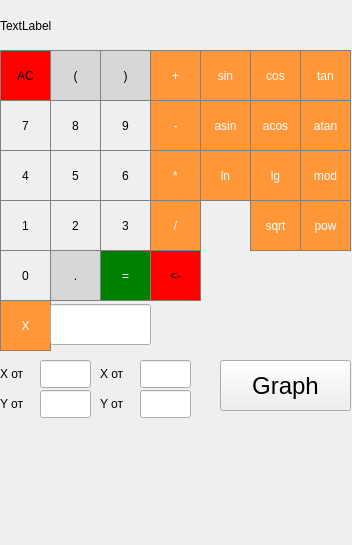
Old version of the form src/mainwindow.ui in the repository KolyaDavydov/SmartCalc_v1.
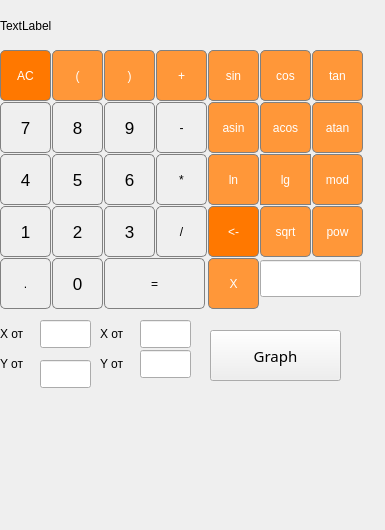
New version of the form.

Patch:
```diff
--- a/src/mainwindow.ui
+++ b/src/mainwindow.ui
@@ -6,26 +6,42 @@
    <rect>
     <x>0</x>
     <y>0</y>
-    <width>352</width>
-    <height>545</height>
+    <width>385</width>
+    <height>530</height>
    </rect>
   </property>
   <property name="windowTitle">
    <string>MainWindow</string>
   </property>
+  <property name="styleSheet">
+   <string notr="true">font: 75 11pt &quot;Mukti&quot;;</string>
+  </property>
   <widget class="QWidget" name="centralwidget">
    <widget class="QPushButton" name="pushButton_1">
     <property name="geometry">
      <rect>
       <x>0</x>
-      <y>200</y>
+      <y>206</y>
       <width>51</width>
       <height>51</height>
      </rect>
     </property>
+    <property name="font">
+     <font>
+      <family>Ubuntu</family>
+      <pointsize>13</pointsize>
+      <weight>9</weight>
+      <italic>false</italic>
+      <bold>false</bold>
+     </font>
+    </property>
     <property name="styleSheet">
      <string notr="true">QPushButton {
+	font: 75 13pt &quot;C059&quot;;
+	font: 75 12pt &quot;Vemana2000&quot;;
+	font: 75 13pt &quot;Ubuntu&quot;;
 	border: 1px solid gray;
+border-radius: 5px;
 }
 QPushButton:pressed {
 	background-color: qlineargradient(x1: 0, y1: 0, x2: 0, y2: 1, stop: 0 #dadbde, stop: 1 #f6f7fa);
@@ -38,15 +54,28 @@
    <widget class="QPushButton" name="pushButton_2">
     <property name="geometry">
      <rect>
-      <x>50</x>
-      <y>200</y>
+      <x>52</x>
+      <y>206</y>
       <width>51</width>
       <height>51</height>
      </rect>
     </property>
+    <property name="font">
+     <font>
+      <family>Ubuntu</family>
+      <pointsize>13</pointsize>
+      <weight>9</weight>
+      <italic>false</italic>
+      <bold>false</bold>
+     </font>
+    </property>
     <property name="styleSheet">
      <string notr="true">QPushButton {
+	font: 75 13pt &quot;C059&quot;;
+	font: 75 12pt &quot;Vemana2000&quot;;
+	font: 75 13pt &quot;Ubuntu&quot;;
 	border: 1px solid gray;
+border-radius: 5px;
 }
 QPushButton:pressed {
 	background-color: qlineargradient(x1: 0, y1: 0, x2: 0, y2: 1, stop: 0 #dadbde, stop: 1 #f6f7fa);
@@ -59,15 +88,28 @@
    <widget class="QPushButton" name="pushButton_3">
     <property name="geometry">
      <rect>
-      <x>100</x>
-      <y>200</y>
+      <x>104</x>
+      <y>206</y>
       <width>51</width>
       <height>51</height>
      </rect>
     </property>
+    <property name="font">
+     <font>
+      <family>Ubuntu</family>
+      <pointsize>13</pointsize>
+      <weight>9</weight>
+      <italic>false</italic>
+      <bold>false</bold>
+     </font>
+    </property>
     <property name="styleSheet">
      <string notr="true">QPushButton {
+	font: 75 13pt &quot;C059&quot;;
+	font: 75 12pt &quot;Vemana2000&quot;;
+	font: 75 13pt &quot;Ubuntu&quot;;
 	border: 1px solid gray;
+border-radius: 5px;
 }
 QPushButton:pressed {
 	background-color: qlineargradient(x1: 0, y1: 0, x2: 0, y2: 1, stop: 0 #dadbde, stop: 1 #f6f7fa);
@@ -81,14 +123,27 @@
     <property name="geometry">
      <rect>
       <x>0</x>
-      <y>150</y>
+      <y>154</y>
       <width>51</width>
       <height>51</height>
      </rect>
     </property>
+    <property name="font">
+     <font>
+      <family>Ubuntu</family>
+      <pointsize>13</pointsize>
+      <weight>9</weight>
+      <italic>false</italic>
+      <bold>false</bold>
+     </font>
+    </property>
     <property name="styleSheet">
      <string notr="true">QPushButton {
+	font: 75 13pt &quot;C059&quot;;
+	font: 75 12pt &quot;Vemana2000&quot;;
+	font: 75 13pt &quot;Ubuntu&quot;;
 	border: 1px solid gray;
+border-radius: 5px;
 }
 QPushButton:pressed {
 	background-color: qlineargradient(x1: 0, y1: 0, x2: 0, y2: 1, stop: 0 #dadbde, stop: 1 #f6f7fa);
@@ -101,15 +156,28 @@
    <widget class="QPushButton" name="pushButton_5">
     <property name="geometry">
      <rect>
-      <x>50</x>
-      <y>150</y>
+      <x>52</x>
+      <y>154</y>
       <width>51</width>
       <height>51</height>
      </rect>
     </property>
+    <property name="font">
+     <font>
+      <family>Ubuntu</family>
+      <pointsize>13</pointsize>
+      <weight>9</weight>
+      <italic>false</italic>
+      <bold>false</bold>
+     </font>
+    </property>
     <property name="styleSheet">
      <string notr="true">QPushButton {
+	font: 75 13pt &quot;C059&quot;;
+	font: 75 12pt &quot;Vemana2000&quot;;
+	font: 75 13pt &quot;Ubuntu&quot;;
 	border: 1px solid gray;
+border-radius: 5px;
 }
 QPushButton:pressed {
 	background-color: qlineargradient(x1: 0, y1: 0, x2: 0, y2: 1, stop: 0 #dadbde, stop: 1 #f6f7fa);
@@ -122,15 +190,28 @@
    <widget class="QPushButton" name="pushButton_6">
     <property name="geometry">
      <rect>
-      <x>100</x>
-      <y>150</y>
+      <x>104</x>
+      <y>154</y>
       <width>51</width>
       <height>51</height>
      </rect>
     </property>
+    <property name="font">
+     <font>
+      <family>Ubuntu</family>
+      <pointsize>13</pointsize>
+      <weight>9</weight>
+      <italic>false</italic>
+      <bold>false</bold>
+     </font>
+    </property>
     <property name="styleSheet">
      <string notr="true">QPushButton {
+	font: 75 13pt &quot;C059&quot;;
+	font: 75 12pt &quot;Vemana2000&quot;;
+	font: 75 13pt &quot;Ubuntu&quot;;
 	border: 1px solid gray;
+border-radius: 5px;
 }
 QPushButton:pressed {
 	background-color: qlineargradient(x1: 0, y1: 0, x2: 0, y2: 1, stop: 0 #dadbde, stop: 1 #f6f7fa);
@@ -143,15 +224,28 @@
    <widget class="QPushButton" name="pushButton_7">
     <property name="geometry">
      <rect>
-      <x>50</x>
-      <y>100</y>
+      <x>52</x>
+      <y>102</y>
       <width>51</width>
       <height>51</height>
      </rect>
     </property>
+    <property name="font">
+     <font>
+      <family>Ubuntu</family>
+      <pointsize>13</pointsize>
+      <weight>9</weight>
+      <italic>false</italic>
+      <bold>false</bold>
+     </font>
+    </property>
     <property name="styleSheet">
      <string notr="true">QPushButton {
+	font: 75 13pt &quot;C059&quot;;
+	font: 75 12pt &quot;Vemana2000&quot;;
+	font: 75 13pt &quot;Ubuntu&quot;;
 	border: 1px solid gray;
+border-radius: 5px;
 }
 QPushButton:pressed {
 	background-color: qlineargradient(x1: 0, y1: 0, x2: 0, y2: 1, stop: 0 #dadbde, stop: 1 #f6f7fa);
@@ -165,14 +259,27 @@
     <property name="geometry">
      <rect>
       <x>0</x>
-      <y>100</y>
+      <y>102</y>
       <width>51</width>
       <height>51</height>
      </rect>
     </property>
+    <property name="font">
+     <font>
+      <family>Ubuntu</family>
+      <pointsize>13</pointsize>
+      <weight>9</weight>
+      <italic>false</italic>
+      <bold>false</bold>
+     </font>
+    </property>
     <property name="styleSheet">
      <string notr="true">QPushButton {
+	font: 75 13pt &quot;C059&quot;;
+	font: 75 12pt &quot;Vemana2000&quot;;
+	font: 75 13pt &quot;Ubuntu&quot;;
 	border: 1px solid gray;
+border-radius: 5px;
 }
 QPushButton:pressed {
 	background-color: qlineargradient(x1: 0, y1: 0, x2: 0, y2: 1, stop: 0 #dadbde, stop: 1 #f6f7fa);
@@ -185,15 +292,28 @@
    <widget class="QPushButton" name="pushButton_9">
     <property name="geometry">
      <rect>
-      <x>100</x>
-      <y>100</y>
+      <x>104</x>
+      <y>102</y>
       <width>51</width>
       <height>51</height>
      </rect>
     </property>
+    <property name="font">
+     <font>
+      <family>Ubuntu</family>
+      <pointsize>13</pointsize>
+      <weight>9</weight>
+      <italic>false</italic>
+      <bold>false</bold>
+     </font>
+    </property>
     <property name="styleSheet">
      <string notr="true">QPushButton {
+	font: 75 13pt &quot;C059&quot;;
+	font: 75 12pt &quot;Vemana2000&quot;;
+	font: 75 13pt &quot;Ubuntu&quot;;
 	border: 1px solid gray;
+border-radius: 5px;
 }
 QPushButton:pressed {
 	background-color: qlineargradient(x1: 0, y1: 0, x2: 0, y2: 1, stop: 0 #dadbde, stop: 1 #f6f7fa);
@@ -214,9 +334,12 @@
     </property>
     <property name="styleSheet">
      <string notr="true">QPushButton {
-  background-color: red;
+	background-color: rgb(255, 120, 0);
+  color: white; 
   border: 1px solid gray;
+border-radius: 5px;
 }
+
 QPushButton:pressed {
     background-color: qlineargradient(x1: 0, y1: 0, x2: 0, y2: 1,
                                       stop: 0 #BEBEBE, stop: 1 #D7D7D7);
@@ -229,17 +352,26 @@
    <widget class="QPushButton" name="pushButton_openBr">
     <property name="geometry">
      <rect>
-      <x>50</x>
+      <x>52</x>
       <y>50</y>
       <width>51</width>
       <height>51</height>
      </rect>
     </property>
+    <property name="sizePolicy">
+     <sizepolicy hsizetype="Minimum" vsizetype="Fixed">
+      <horstretch>0</horstretch>
+      <verstretch>0</verstretch>
+     </sizepolicy>
+    </property>
     <property name="styleSheet">
      <string notr="true">QPushButton {
-  background-color: rgb(215, 215, 215);
+  background-color: rgb(255, 151, 57);
+  color: white; 
   border: 1px solid gray;
+border-radius: 5px;
 }
+
 QPushButton:pressed {
     background-color: qlineargradient(x1: 0, y1: 0, x2: 0, y2: 1,
                                       stop: 0 #BEBEBE, stop: 1 #D7D7D7);
@@ -252,7 +384,7 @@
    <widget class="QPushButton" name="pushButton_closeBr">
     <property name="geometry">
      <rect>
-      <x>100</x>
+      <x>104</x>
       <y>50</y>
       <width>51</width>
       <height>51</height>
@@ -260,9 +392,12 @@
     </property>
     <property name="styleSheet">
      <string notr="true">QPushButton {
-  background-color: rgb(215, 215, 215);
+  background-color: rgb(255, 151, 57);
+  color: white; 
   border: 1px solid gray;
+border-radius: 5px;
 }
+
 QPushButton:pressed {
     background-color: qlineargradient(x1: 0, y1: 0, x2: 0, y2: 1,
                                       stop: 0 #BEBEBE, stop: 1 #D7D7D7);
@@ -275,15 +410,28 @@
    <widget class="QPushButton" name="pushButton_0">
     <property name="geometry">
      <rect>
-      <x>0</x>
-      <y>250</y>
+      <x>52</x>
+      <y>258</y>
       <width>51</width>
       <height>51</height>
      </rect>
     </property>
+    <property name="font">
+     <font>
+      <family>Ubuntu</family>
+      <pointsize>13</pointsize>
+      <weight>9</weight>
+      <italic>false</italic>
+      <bold>false</bold>
+     </font>
+    </property>
     <property name="styleSheet">
      <string notr="true">QPushButton {
+	font: 75 13pt &quot;C059&quot;;
+	font: 75 12pt &quot;Vemana2000&quot;;
+	font: 75 13pt &quot;Ubuntu&quot;;
 	border: 1px solid gray;
+border-radius: 5px;
 }
 QPushButton:pressed {
 	background-color: qlineargradient(x1: 0, y1: 0, x2: 0, y2: 1, stop: 0 #dadbde, stop: 1 #f6f7fa);
@@ -296,16 +444,16 @@
    <widget class="QPushButton" name="pushButton_dot">
     <property name="geometry">
      <rect>
-      <x>50</x>
-      <y>250</y>
+      <x>0</x>
+      <y>258</y>
       <width>51</width>
       <height>51</height>
      </rect>
     </property>
     <property name="styleSheet">
      <string notr="true">QPushButton {
-  background-color: rgb(215, 215, 215);
-  border: 1px solid gray;
+	border: 1px solid gray;
+border-radius: 5px;
 }
 QPushButton:pressed {
     background-color: qlineargradient(x1: 0, y1: 0, x2: 0, y2: 1,
@@ -319,19 +467,17 @@
    <widget class="QPushButton" name="pushButton_equal">
     <property name="geometry">
      <rect>
-      <x>100</x>
-      <y>250</y>
-      <width>51</width>
+      <x>104</x>
+      <y>258</y>
+      <width>101</width>
       <height>51</height>
      </rect>
     </property>
     <property name="styleSheet">
      <string notr="true">QPushButton {
-  background-color: green;
-  color: white; 
-  border: 1px solid gray;
+	border: 1px solid gray;
+border-radius: 5px;
 }
-
 QPushButton:pressed {
     background-color: qlineargradient(x1: 0, y1: 0, x2: 0, y2: 1,
                                       stop: 0 #FF7832, stop: 1 #FF9739);
@@ -344,7 +490,7 @@
    <widget class="QPushButton" name="pushButton_plus">
     <property name="geometry">
      <rect>
-      <x>150</x>
+      <x>156</x>
       <y>50</y>
       <width>51</width>
       <height>51</height>
@@ -355,6 +501,7 @@
   background-color: rgb(255, 151, 57);
   color: white; 
   border: 1px solid gray;
+border-radius: 5px;
 }
 
 QPushButton:pressed {
@@ -369,19 +516,17 @@
    <widget class="QPushButton" name="pushButton_minus">
     <property name="geometry">
      <rect>
-      <x>150</x>
-      <y>100</y>
+      <x>156</x>
+      <y>102</y>
       <width>51</width>
       <height>51</height>
      </rect>
     </property>
     <property name="styleSheet">
      <string notr="true">QPushButton {
-  background-color: rgb(255, 151, 57);
-  color: white; 
-  border: 1px solid gray;
+	border: 1px solid gray;
+border-radius: 5px;
 }
-
 QPushButton:pressed {
     background-color: qlineargradient(x1: 0, y1: 0, x2: 0, y2: 1,
                                       stop: 0 #FF7832, stop: 1 #FF9739);
@@ -394,19 +539,17 @@
    <widget class="QPushButton" name="pushButton_div">
     <property name="geometry">
      <rect>
-      <x>150</x>
-      <y>200</y>
+      <x>156</x>
+      <y>206</y>
       <width>51</width>
       <height>51</height>
      </rect>
     </property>
     <property name="styleSheet">
      <string notr="true">QPushButton {
-  background-color: rgb(255, 151, 57);
-  color: white; 
-  border: 1px solid gray;
+	border: 1px solid gray;
+border-radius: 5px;
 }
-
 QPushButton:pressed {
     background-color: qlineargradient(x1: 0, y1: 0, x2: 0, y2: 1,
                                       stop: 0 #FF7832, stop: 1 #FF9739);
@@ -419,8 +562,8 @@
    <widget class="QPushButton" name="pushButton_mod">
     <property name="geometry">
      <rect>
-      <x>300</x>
-      <y>150</y>
+      <x>312</x>
+      <y>154</y>
       <width>51</width>
       <height>51</height>
      </rect>
@@ -430,6 +573,7 @@
   background-color: rgb(255, 151, 57);
   color: white; 
   border: 1px solid gray;
+border-radius: 5px;
 }
 
 QPushButton:pressed {
@@ -444,7 +588,7 @@
    <widget class="QPushButton" name="pushButton_sin">
     <property name="geometry">
      <rect>
-      <x>200</x>
+      <x>208</x>
       <y>50</y>
       <width>51</width>
       <height>51</height>
@@ -455,6 +599,7 @@
   background-color: rgb(255, 151, 57);
   color: white; 
   border: 1px solid gray;
+border-radius: 5px;
 }
 
 QPushButton:pressed {
@@ -469,8 +614,8 @@
    <widget class="QPushButton" name="pushButton_asin">
     <property name="geometry">
      <rect>
-      <x>200</x>
-      <y>100</y>
+      <x>208</x>
+      <y>102</y>
       <width>51</width>
       <height>51</height>
      </rect>
@@ -480,6 +625,7 @@
   background-color: rgb(255, 151, 57);
   color: white; 
   border: 1px solid gray;
+border-radius: 5px;
 }
 
 QPushButton:pressed {
@@ -494,7 +640,7 @@
    <widget class="QPushButton" name="pushButton_cos">
     <property name="geometry">
      <rect>
-      <x>250</x>
+      <x>260</x>
       <y>50</y>
       <width>51</width>
       <height>51</height>
@@ -505,6 +651,7 @@
   background-color: rgb(255, 151, 57);
   color: white; 
   border: 1px solid gray;
+border-radius: 5px;
 }
 
 QPushButton:pressed {
@@ -519,8 +666,8 @@
    <widget class="QPushButton" name="pushButton_acos">
     <property name="geometry">
      <rect>
-      <x>250</x>
-      <y>100</y>
+      <x>260</x>
+      <y>102</y>
       <width>51</width>
       <height>51</height>
      </rect>
@@ -530,6 +677,7 @@
   background-color: rgb(255, 151, 57);
   color: white; 
   border: 1px solid gray;
+border-radius: 5px;
 }
 
 QPushButton:pressed {
@@ -544,7 +692,7 @@
    <widget class="QPushButton" name="pushButton_tan">
     <property name="geometry">
      <rect>
-      <x>300</x>
+      <x>312</x>
       <y>50</y>
       <width>51</width>
       <height>51</height>
@@ -555,6 +703,7 @@
   background-color: rgb(255, 151, 57);
   color: white; 
   border: 1px solid gray;
+border-radius: 5px;
 }
 
 QPushButton:pressed {
@@ -569,8 +718,8 @@
    <widget class="QPushButton" name="pushButton_atan">
     <property name="geometry">
      <rect>
-      <x>300</x>
-      <y>100</y>
+      <x>312</x>
+      <y>102</y>
       <width>51</width>
       <height>51</height>
      </rect>
@@ -580,6 +729,7 @@
   background-color: rgb(255, 151, 57);
   color: white; 
   border: 1px solid gray;
+border-radius: 5px;
 }
 
 QPushButton:pressed {
@@ -594,8 +744,8 @@
    <widget class="QPushButton" name="pushButton_ln">
     <property name="geometry">
      <rect>
-      <x>200</x>
-      <y>150</y>
+      <x>208</x>
+      <y>154</y>
       <width>51</width>
       <height>51</height>
      </rect>
@@ -605,6 +755,7 @@
   background-color: rgb(255, 151, 57);
   color: white; 
   border: 1px solid gray;
+border-radius: 5px;
 }
 
 QPushButton:pressed {
@@ -619,8 +770,8 @@
    <widget class="QPushButton" name="pushButton_log">
     <property name="geometry">
      <rect>
-      <x>250</x>
-      <y>150</y>
+      <x>260</x>
+      <y>154</y>
       <width>51</width>
       <height>51</height>
      </rect>
@@ -644,8 +795,8 @@
    <widget class="QPushButton" name="pushButton_sqrt">
     <property name="geometry">
      <rect>
-      <x>250</x>
-      <y>200</y>
+      <x>260</x>
+      <y>206</y>
       <width>51</width>
       <height>51</height>
      </rect>
@@ -655,6 +806,7 @@
   background-color: rgb(255, 151, 57);
   color: white; 
   border: 1px solid gray;
+border-radius: 5px;
 }
 
 QPushButton:pressed {
@@ -669,8 +821,8 @@
    <widget class="QPushButton" name="pushButton_pow">
     <property name="geometry">
      <rect>
-      <x>300</x>
-      <y>200</y>
+      <x>312</x>
+      <y>206</y>
       <width>51</width>
       <height>51</height>
      </rect>
@@ -680,6 +832,7 @@
   background-color: rgb(255, 151, 57);
   color: white; 
   border: 1px solid gray;
+border-radius: 5px;
 }
 
 QPushButton:pressed {
@@ -714,19 +867,17 @@
    <widget class="QPushButton" name="pushButton_mult">
     <property name="geometry">
      <rect>
-      <x>150</x>
-      <y>150</y>
+      <x>156</x>
+      <y>154</y>
       <width>51</width>
       <height>51</height>
      </rect>
     </property>
     <property name="styleSheet">
      <string notr="true">QPushButton {
-  background-color: rgb(255, 151, 57);
-  color: white; 
-  border: 1px solid gray;
+	border: 1px solid gray;
+border-radius: 5px;
 }
-
 QPushButton:pressed {
     background-color: qlineargradient(x1: 0, y1: 0, x2: 0, y2: 1,
                                       stop: 0 #FF7832, stop: 1 #FF9739);
@@ -739,17 +890,20 @@
    <widget class="QPushButton" name="pushButton_del">
     <property name="geometry">
      <rect>
-      <x>150</x>
-      <y>250</y>
+      <x>208</x>
+      <y>206</y>
       <width>51</width>
       <height>51</height>
      </rect>
     </property>
     <property name="styleSheet">
      <string notr="true">QPushButton {
-  background-color: red;
+	background-color: rgb(255, 120, 0);
+  color: white; 
   border: 1px solid gray;
+border-radius: 5px;
 }
+
 QPushButton:pressed {
     background-color: qlineargradient(x1: 0, y1: 0, x2: 0, y2: 1,
                                       stop: 0 #BEBEBE, stop: 1 #D7D7D7);
@@ -762,8 +916,8 @@
    <widget class="QPushButton" name="pushButton_x">
     <property name="geometry">
      <rect>
-      <x>0</x>
-      <y>300</y>
+      <x>208</x>
+      <y>258</y>
       <width>51</width>
       <height>51</height>
      </rect>
@@ -773,6 +927,7 @@
   background-color: rgb(255, 151, 57);
   color: white; 
   border: 1px solid gray;
+border-radius: 5px;
 }
 
 QPushButton:pressed {
@@ -787,18 +942,18 @@
    <widget class="QLineEdit" name="lineEdit_x">
     <property name="geometry">
      <rect>
-      <x>50</x>
-      <y>304</y>
+      <x>260</x>
+      <y>260</y>
       <width>101</width>
-      <height>41</height>
+      <height>37</height>
      </rect>
     </property>
    </widget>
    <widget class="QPushButton" name="pushButtonGraph">
     <property name="geometry">
      <rect>
-      <x>220</x>
-      <y>360</y>
+      <x>210</x>
+      <y>330</y>
       <width>131</width>
       <height>51</height>
      </rect>
@@ -811,7 +966,11 @@
     </property>
     <property name="font">
      <font>
-      <pointsize>18</pointsize>
+      <family>Mukti</family>
+      <pointsize>11</pointsize>
+      <weight>9</weight>
+      <italic>false</italic>
+      <bold>false</bold>
      </font>
     </property>
     <property name="text">
@@ -822,7 +981,7 @@
     <property name="geometry">
      <rect>
       <x>0</x>
-      <y>390</y>
+      <y>350</y>
       <width>41</width>
       <height>28</height>
      </rect>
@@ -835,7 +994,7 @@
     <property name="geometry">
      <rect>
       <x>140</x>
-      <y>390</y>
+      <y>350</y>
       <width>51</width>
       <height>28</height>
      </rect>
@@ -851,7 +1010,7 @@
     <property name="geometry">
      <rect>
       <x>140</x>
-      <y>360</y>
+      <y>320</y>
       <width>51</width>
       <height>28</height>
      </rect>
@@ -867,7 +1026,7 @@
     <property name="geometry">
      <rect>
       <x>0</x>
-      <y>360</y>
+      <y>320</y>
       <width>41</width>
       <height>28</height>
      </rect>
@@ -880,7 +1039,7 @@
     <property name="geometry">
      <rect>
       <x>40</x>
-      <y>390</y>
+      <y>360</y>
       <width>51</width>
       <height>28</height>
      </rect>
@@ -896,7 +1055,7 @@
     <property name="geometry">
      <rect>
       <x>40</x>
-      <y>360</y>
+      <y>320</y>
       <width>51</width>
       <height>28</height>
      </rect>
@@ -912,7 +1071,7 @@
     <property name="geometry">
      <rect>
       <x>100</x>
-      <y>390</y>
+      <y>350</y>
       <width>41</width>
       <height>28</height>
      </rect>
@@ -925,7 +1084,7 @@
     <property name="geometry">
      <rect>
       <x>100</x>
-      <y>360</y>
+      <y>320</y>
       <width>41</width>
       <height>28</height>
      </rect>
```
Left out of the diff: 23 changed lines with no effect on the pictures.
